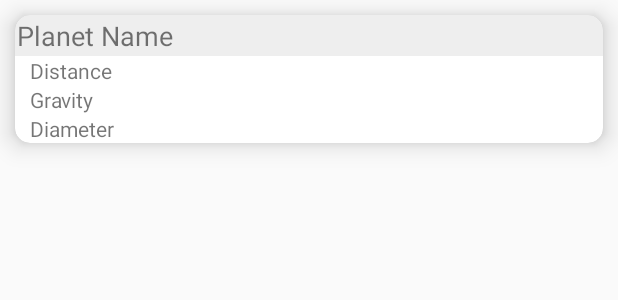
After one commit to landenlabs/all-UiDemo, an Android app: the layout scroll_item_card.xml on its own in the app's theme, with its tools: preview values and no code run, on a phone screen of 412 x 824 dp. The commit adds this screen. Shown: the top 300 px of the screen. Run offline under Robolectric (Android 15) with nearby library versions, the phone set to English and light mode, and no system bars.

```diff
--- a/app/src/main/java/com/landenlabs/all_UiDemo/Scroll/ScrollItemPlanet.java
+++ b/app/src/main/java/com/landenlabs/all_UiDemo/Scroll/ScrollItemPlanet.java
@@ -39,18 +39,23 @@ public class ScrollItemPlanet extends ScrollItem {
     private int distanceFromSun;
     private int gravity;
     private int diameter;
+    private int layout;
+    private static int cardCnt = 0;
 
     public ScrollItemPlanet(String planetName, int distanceFromSun, int gravity, int diameter) {
         this.planetName = planetName;
         this.distanceFromSun = distanceFromSun;
         this.gravity = gravity;
         this.diameter = diameter;
+        this.layout = ((cardCnt&1) == 1) ? R.layout.scroll_item_planet : R.layout.scroll_item_card;
+
+        cardCnt++;
     }
 
     @Override
     public ScrollItemPlanetHolder onCreateViewHolder(@NonNull ViewGroup parent, int position) {
         View view = LayoutInflater
-                .from(parent.getContext()).inflate(R.layout.scroll_item_planet, parent, false);
+                .from(parent.getContext()).inflate(layout, parent, false);
         return new ScrollItemPlanetHolder(view);
     }
 
--- a/app/src/main/java/com/landenlabs/all_UiDemo/frag/RecyclerFrag.java
+++ b/app/src/main/java/com/landenlabs/all_UiDemo/frag/RecyclerFrag.java
@@ -1,7 +1,9 @@
 package com.landenlabs.all_UiDemo.frag;
 
+import android.graphics.Rect;
 import android.os.Bundle;
 import android.support.annotation.NonNull;
+import android.support.v7.widget.DefaultItemAnimator;
 import android.support.v7.widget.LinearLayoutManager;
 import android.support.v7.widget.RecyclerView;
 import android.view.LayoutInflater;
@@ -87,6 +89,22 @@ public class RecyclerFrag  extends UiFragment {
         mRecyclerView.setAdapter(mAdapter);
         mRecyclerView.setHasFixedSize(false);
 
+        mRecyclerView.setItemAnimator(new DefaultItemAnimator());
+        LinearLayoutManager layoutMgr =
+                new LinearLayoutManager(mRecyclerView.getContext(), LinearLayoutManager.VERTICAL,
+                        false);
+        mRecyclerView.setLayoutManager(layoutMgr);
+
+        int gapBetween = 40;
+        mRecyclerView.addItemDecoration(new RecyclerView.ItemDecoration() {
+
+            @Override
+            public void getItemOffsets(@NonNull Rect outRect, @NonNull View view, @NonNull
+                    RecyclerView parent,  @NonNull RecyclerView.State state) {
+                outRect.set(0, gapBetween, 0, gapBetween);
+            }
+        });
+
         createListData();
     }
 
--- a/app/src/main/res/layout/recycler.xml
+++ b/app/src/main/res/layout/recycler.xml
@@ -22,6 +22,9 @@
         android:background="#f00"
         tools:listitem="@layout/scroll_item_planet"
         android:id="@+id/recyclerView"
+        android:requiresFadingEdge="vertical"
+        android:fadingEdge="vertical"
+        android:fadingEdgeLength="30dp"
         android:layout_below="@+id/header"
         android:layout_above="@+id/footer"
         android:layout_width="match_parent"
--- /dev/null
+++ b/app/src/main/res/layout/scroll_item_card.xml
@@ -0,0 +1,51 @@
+<?xml version="1.0" encoding="utf-8"?>
+<android.support.v7.widget.CardView
+    xmlns:android="http://schemas.android.com/apk/res/android"
+    xmlns:tools="http://schemas.android.com/tools"
+    xmlns:app="http://schemas.android.com/apk/res-auto"
+    android:layout_width="match_parent"
+    android:layout_height="wrap_content"
+    android:layout_margin="10dp"
+    android:background="#eef"
+    app:cardCornerRadius="10dp"
+    android:elevation="10dp"
+    app:cardElevation="10dp"
+    android:stateListAnimator="@animator/press"
+    android:padding="15dp">
+
+    <LinearLayout
+        android:layout_width="match_parent"
+        android:layout_height="wrap_content"
+        android:orientation="vertical">
+
+        <TextView
+            android:id="@+id/txtName"
+            android:layout_width="match_parent"
+            android:layout_height="wrap_content"
+            android:background="#1000"
+            android:padding="1dp"
+            android:textSize="18sp"
+            tools:text="Planet Name" />
+
+        <TextView
+            android:id="@+id/txtDistance"
+            android:layout_width="match_parent"
+            android:layout_height="wrap_content"
+            android:paddingLeft="10dp"
+            tools:text="Distance" />
+
+        <TextView
+            android:id="@+id/txtGravity"
+            android:layout_width="match_parent"
+            android:layout_height="wrap_content"
+            android:paddingLeft="10dp"
+            tools:text="Gravity" />
+
+        <TextView
+            android:id="@+id/txtDiameter"
+            android:layout_width="match_parent"
+            android:layout_height="wrap_content"
+            android:paddingLeft="10dp"
+            tools:text="Diameter" />
+    </LinearLayout>
+</android.support.v7.widget.CardView>
```
Also changed, not shown: 10 other files.
